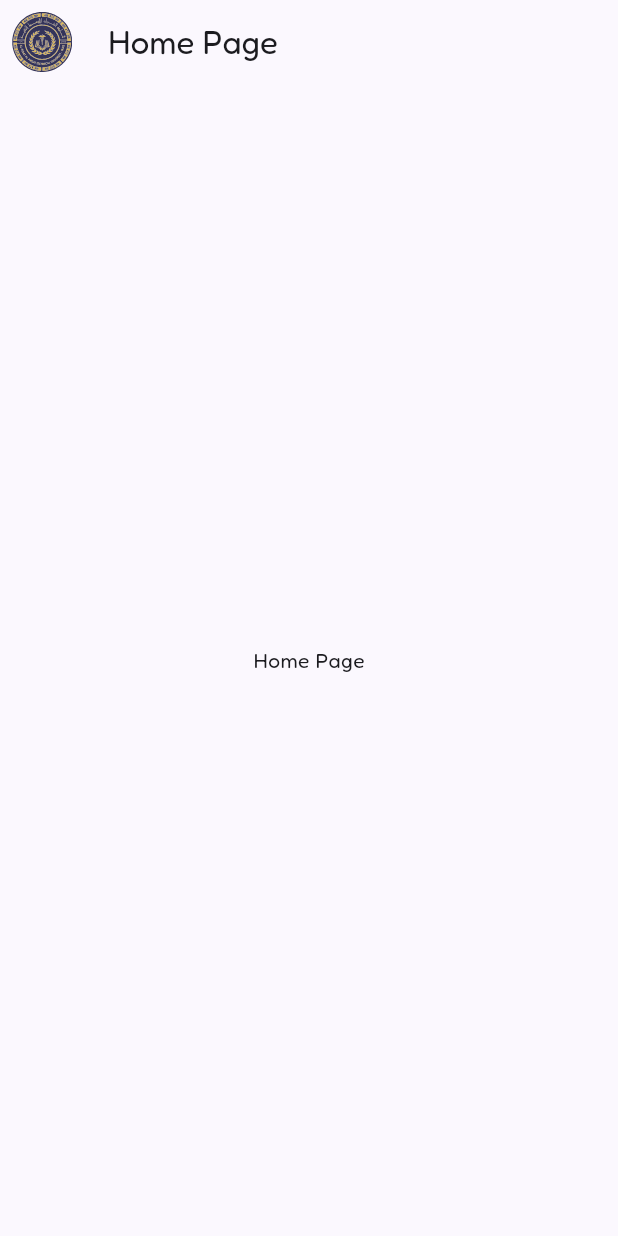
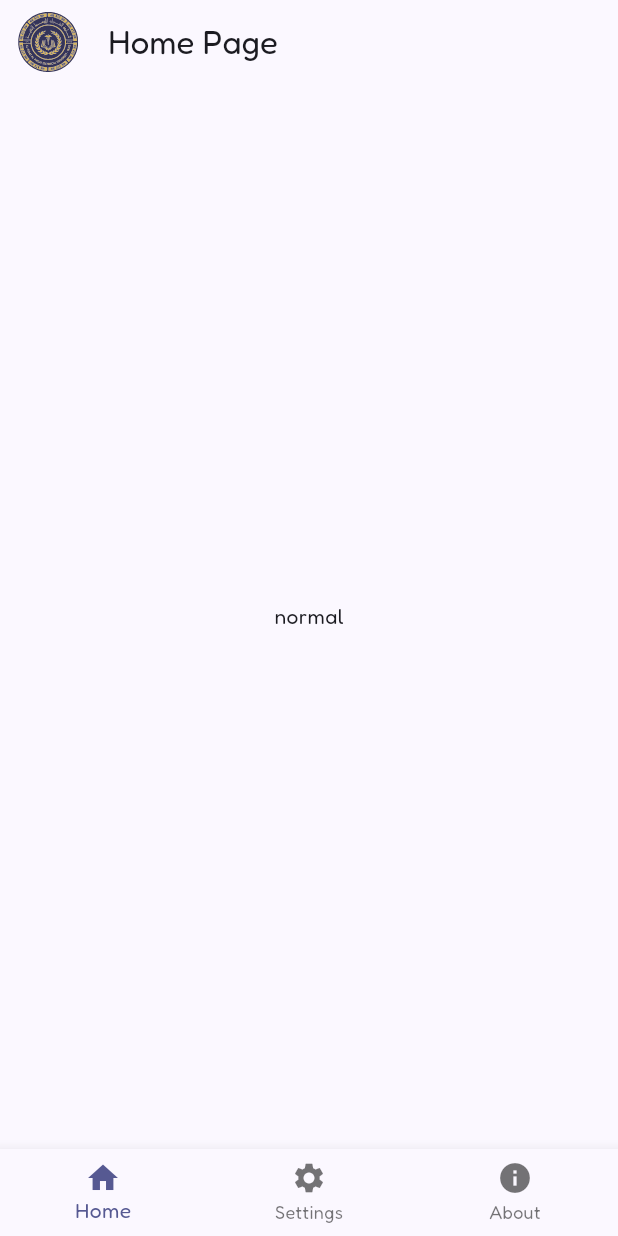
Before and after one commit to Ameer-Salem/atu_msg_project, a Flutter app: the screen it shows after launch, on a phone screen of 412 x 824 dp. Run offline on Flutter 3.47's test engine with Material 3 defaults, Android fonts, the phone set to English and light mode, and no system bars; our stand-ins replace adaptive_theme, flutter_svg, google_fonts.

Commit message:
makeing the app responsive for multiple layouts

```diff
--- /dev/null
+++ b/devtools_options.yaml
@@ -0,0 +1,3 @@
+description: This file stores settings for Dart & Flutter DevTools.
+documentation: https://docs.flutter.dev/tools/devtools/extensions#configure-extension-enablement-states
+extensions:
--- a/lib/config/theme.dart
+++ b/lib/config/theme.dart
@@ -8,51 +8,51 @@ class MaterialTheme {
   static ColorScheme lightScheme() {
     return const ColorScheme(
       brightness: Brightness.light,
-      primary: Color(0xff0b1551),
-      surfaceTint: Color(0xff515a97),
+      primary: Color(0xff565992),
+      surfaceTint: Color(0xff565992),
       onPrimary: Color(0xffffffff),
-      primaryContainer: Color(0xff232c67),
-      onPrimaryContainer: Color(0xff8c95d7),
-      secondary: Color(0xff5a5d77),
+      primaryContainer: Color(0xffe0e0ff),
+      onPrimaryContainer: Color(0xff3e4278),
+      secondary: Color(0xff575992),
       onSecondary: Color(0xffffffff),
-      secondaryContainer: Color(0xffdcddfc),
-      onSecondaryContainer: Color(0xff5e617b),
-      tertiary: Color(0xff715d00),
+      secondaryContainer: Color(0xffe1e0ff),
+      onSecondaryContainer: Color(0xff3f4178),
+      tertiary: Color(0xff735b0c),
       onTertiary: Color(0xffffffff),
-      tertiaryContainer: Color(0xffeac638),
-      onTertiaryContainer: Color(0xff655200),
+      tertiaryContainer: Color(0xffffe08d),
+      onTertiaryContainer: Color(0xff584400),
       error: Color(0xffba1a1a),
       onError: Color(0xffffffff),
       errorContainer: Color(0xffffdad6),
       onErrorContainer: Color(0xff93000a),
-      surface: Color(0xfffbf8fe),
-      onSurface: Color(0xff1b1b1f),
-      onSurfaceVariant: Color(0xff464650),
-      outline: Color(0xff767681),
-      outlineVariant: Color(0xffc6c5d1),
+      surface: Color(0xfffbf8ff),
+      onSurface: Color(0xff1b1b21),
+      onSurfaceVariant: Color(0xff46464f),
+      outline: Color(0xff777680),
+      outlineVariant: Color(0xffc7c5d0),
       shadow: Color(0xff000000),
       scrim: Color(0xff000000),
-      inverseSurface: Color(0xff303034),
-      inversePrimary: Color(0xffbbc3ff),
-      primaryFixed: Color(0xffdfe0ff),
-      onPrimaryFixed: Color(0xff091350),
-      primaryFixedDim: Color(0xffbbc3ff),
-      onPrimaryFixedVariant: Color(0xff39427e),
-      secondaryFixed: Color(0xffdfe0ff),
-      onSecondaryFixed: Color(0xff171a30),
-      secondaryFixedDim: Color(0xffc2c4e3),
-      onSecondaryFixedVariant: Color(0xff42455e),
-      tertiaryFixed: Color(0xffffe177),
-      onTertiaryFixed: Color(0xff231b00),
-      tertiaryFixedDim: Color(0xffe8c436),
-      onTertiaryFixedVariant: Color(0xff554500),
-      surfaceDim: Color(0xffdbd9df),
-      surfaceBright: Color(0xfffbf8fe),
+      inverseSurface: Color(0xff303036),
+      inversePrimary: Color(0xffbfc2ff),
+      primaryFixed: Color(0xffe0e0ff),
+      onPrimaryFixed: Color(0xff11144b),
+      primaryFixedDim: Color(0xffbfc2ff),
+      onPrimaryFixedVariant: Color(0xff3e4278),
+      secondaryFixed: Color(0xffe1e0ff),
+      onSecondaryFixed: Color(0xff12144b),
+      secondaryFixedDim: Color(0xffc0c1ff),
+      onSecondaryFixedVariant: Color(0xff3f4178),
+      tertiaryFixed: Color(0xffffe08d),
+      onTertiaryFixed: Color(0xff241a00),
+      tertiaryFixedDim: Color(0xffe3c36c),
+      onTertiaryFixedVariant: Color(0xff584400),
+      surfaceDim: Color(0xffdcd9e0),
+      surfaceBright: Color(0xfffbf8ff),
       surfaceContainerLowest: Color(0xffffffff),
-      surfaceContainerLow: Color(0xfff5f2f8),
-      surfaceContainer: Color(0xfff0edf3),
-      surfaceContainerHigh: Color(0xffeae7ed),
-      surfaceContainerHighest: Color(0xffe4e1e7),
+      surfaceContainerLow: Color(0xfff5f2fa),
+      surfaceContainer: Color(0xfff0ecf4),
+      surfaceContainerHigh: Color(0xffeae7ef),
+      surfaceContainerHighest: Color(0xffe4e1e9),
     );
   }
 
@@ -63,51 +63,51 @@ class MaterialTheme {
   static ColorScheme lightMediumContrastScheme() {
     return const ColorScheme(
       brightness: Brightness.light,
-      primary: Color(0xff0b1551),
-      surfaceTint: Color(0xff515a97),
+      primary: Color(0xff2d3167),
+      surfaceTint: Color(0xff565992),
       onPrimary: Color(0xffffffff),
-      primaryContainer: Color(0xff232c67),
-      onPrimaryContainer: Color(0xffb3bcff),
-      secondary: Color(0xff31354c),
+      primaryContainer: Color(0xff6468a2),
+      onPrimaryContainer: Color(0xffffffff),
+      secondary: Color(0xff2e3067),
       onSecondary: Color(0xffffffff),
-      secondaryContainer: Color(0xff696b86),
+      secondaryContainer: Color(0xff6568a2),
       onSecondaryContainer: Color(0xffffffff),
-      tertiary: Color(0xff423500),
+      tertiary: Color(0xff443400),
       onTertiary: Color(0xffffffff),
-      tertiaryContainer: Color(0xff826b00),
+      tertiaryContainer: Color(0xff836a1c),
       onTertiaryContainer: Color(0xffffffff),
       error: Color(0xff740006),
       onError: Color(0xffffffff),
       errorContainer: Color(0xffcf2c27),
       onErrorContainer: Color(0xffffffff),
-      surface: Color(0xfffbf8fe),
-      onSurface: Color(0xff111115),
-      onSurfaceVariant: Color(0xff35353f),
-      outline: Color(0xff51525c),
-      outlineVariant: Color(0xff6c6c77),
+      surface: Color(0xfffbf8ff),
+      onSurface: Color(0xff111116),
+      onSurfaceVariant: Color(0xff36353e),
+      outline: Color(0xff52525b),
+      outlineVariant: Color(0xff6d6c76),
       shadow: Color(0xff000000),
       scrim: Color(0xff000000),
-      inverseSurface: Color(0xff303034),
-      inversePrimary: Color(0xffbbc3ff),
-      primaryFixed: Color(0xff6069a7),
+      inverseSurface: Color(0xff303036),
+      inversePrimary: Color(0xffbfc2ff),
+      primaryFixed: Color(0xff6468a2),
       onPrimaryFixed: Color(0xffffffff),
-      primaryFixedDim: Color(0xff47508d),
+      primaryFixedDim: Color(0xff4c5088),
       onPrimaryFixedVariant: Color(0xffffffff),
-      secondaryFixed: Color(0xff696b86),
+      secondaryFixed: Color(0xff6568a2),
       onSecondaryFixed: Color(0xffffffff),
-      secondaryFixedDim: Color(0xff50536d),
+      secondaryFixedDim: Color(0xff4d5088),
       onSecondaryFixedVariant: Color(0xffffffff),
-      tertiaryFixed: Color(0xff826b00),
+      tertiaryFixed: Color(0xff836a1c),
       onTertiaryFixed: Color(0xffffffff),
-      tertiaryFixedDim: Color(0xff665300),
+      tertiaryFixedDim: Color(0xff695200),
       onTertiaryFixedVariant: Color(0xffffffff),
-      surfaceDim: Color(0xffc8c5cb),
-      surfaceBright: Color(0xfffbf8fe),
+      surfaceDim: Color(0xffc8c5cd),
+      surfaceBright: Color(0xfffbf8ff),
       surfaceContainerLowest: Color(0xffffffff),
-      surfaceContainerLow: Color(0xfff5f2f8),
-      surfaceContainer: Color(0xffeae7ed),
-      surfaceContainerHigh: Color(0xffdedce2),
-      surfaceContainerHighest: Color(0xffd3d0d6),
+      surfaceContainerLow: Color(0xfff5f2fa),
+      surfaceContainer: Color(0xffeae7ef),
+      surfaceContainerHigh: Color(0xffdedbe3),
+      surfaceContainerHighest: Color(0xffd3d0d8),
     );
   }
 
@@ -118,51 +118,51 @@ class MaterialTheme {
   static ColorScheme lightHighContrastScheme() {
     return const ColorScheme(
       brightness: Brightness.light,
-      primary: Color(0xff0b1551),
-      surfaceTint: Color(0xff515a97),
+      primary: Color(0xff23265c),
+      surfaceTint: Color(0xff565992),
       onPrimary: Color(0xffffffff),
-      primaryContainer: Color(0xff232c67),
-      onPrimaryContainer: Color(0xffedecff),
-      secondary: Color(0xff272b42),
+      primaryContainer: Color(0xff40447b),
+      onPrimaryContainer: Color(0xffffffff),
+      secondary: Color(0xff24265c),
       onSecondary: Color(0xffffffff),
-      secondaryContainer: Color(0xff444760),
+      secondaryContainer: Color(0xff41447b),
       onSecondaryContainer: Color(0xffffffff),
-      tertiary: Color(0xff362b00),
+      tertiary: Color(0xff382a00),
       onTertiary: Color(0xffffffff),
-      tertiaryContainer: Color(0xff584800),
+      tertiaryContainer: Color(0xff5b4700),
       onTertiaryContainer: Color(0xffffffff),
       error: Color(0xff600004),
       onError: Color(0xffffffff),
       errorContainer: Color(0xff98000a),
       onErrorContainer: Color(0xffffffff),
-      surface: Color(0xfffbf8fe),
+      surface: Color(0xfffbf8ff),
       onSurface: Color(0xff000000),
       onSurfaceVariant: Color(0xff000000),
-      outline: Color(0xff2b2b35),
-      outlineVariant: Color(0xff484852),
+      outline: Color(0xff2b2b34),
+      outlineVariant: Color(0xff494851),
       shadow: Color(0xff000000),
       scrim: Color(0xff000000),
-      inverseSurface: Color(0xff303034),
-      inversePrimary: Color(0xffbbc3ff),
-      primaryFixed: Color(0xff3b4480),
+      inverseSurface: Color(0xff303036),
+      inversePrimary: Color(0xffbfc2ff),
+      primaryFixed: Color(0xff40447b),
       onPrimaryFixed: Color(0xffffffff),
-      primaryFixedDim: Color(0xff242d68),
+      primaryFixedDim: Color(0xff292d63),
       onPrimaryFixedVariant: Color(0xffffffff),
-      secondaryFixed: Color(0xff444760),
+      secondaryFixed: Color(0xff41447b),
       onSecondaryFixed: Color(0xffffffff),
-      secondaryFixedDim: Color(0xff2e3149),
+      secondaryFixedDim: Color(0xff2a2d63),
       onSecondaryFixedVariant: Color(0xffffffff),
-      tertiaryFixed: Color(0xff584800),
+      tertiaryFixed: Color(0xff5b4700),
       onTertiaryFixed: Color(0xffffffff),
-      tertiaryFixedDim: Color(0xff3e3200),
+      tertiaryFixedDim: Color(0xff403100),
       onTertiaryFixedVariant: Color(0xffffffff),
-      surfaceDim: Color(0xffbab8bd),
-      surfaceBright: Color(0xfffbf8fe),
+      surfaceDim: Color(0xffbab8bf),
+      surfaceBright: Color(0xfffbf8ff),
       surfaceContainerLowest: Color(0xffffffff),
-      surfaceContainerLow: Color(0xfff2f0f6),
-      surfaceContainer: Color(0xffe4e1e7),
-      surfaceContainerHigh: Color(0xffd6d3d9),
-      surfaceContainerHighest: Color(0xffc8c5cb),
+      surfaceContainerLow: Color(0xfff3eff7),
+      surfaceContainer: Color(0xffe4e1e9),
+      surfaceContainerHigh: Color(0xffd6d3db),
+      surfaceContainerHighest: Color(0xffc8c5cd),
     );
   }
 
@@ -173,51 +173,51 @@ class MaterialTheme {
   static ColorScheme darkScheme() {
     return const ColorScheme(
       brightness: Brightness.dark,
-      primary: Color(0xffbbc3ff),
-      surfaceTint: Color(0xffbbc3ff),
-      onPrimary: Color(0xff222b66),
-      primaryContainer: Color(0xff232c67),
-      onPrimaryContainer: Color(0xff8c95d7),
-      secondary: Color(0xffc2c4e3),
-      onSecondary: Color(0xff2c2f46),
-      secondaryContainer: Color(0xff42455e),
-      onSecondaryContainer: Color(0xffb1b3d1),
-      tertiary: Color(0xffffe386),
-      onTertiary: Color(0xff3b2f00),
-      tertiaryContainer: Color(0xffeac638),
-      onTertiaryContainer: Color(0xff655200),
+      primary: Color(0xffbfc2ff),
+      surfaceTint: Color(0xffbfc2ff),
+      onPrimary: Color(0xff272b60),
+      primaryContainer: Color(0xff3e4278),
+      onPrimaryContainer: Color(0xffe0e0ff),
+      secondary: Color(0xffc0c1ff),
+      onSecondary: Color(0xff282a60),
+      secondaryContainer: Color(0xff3f4178),
+      onSecondaryContainer: Color(0xffe1e0ff),
+      tertiary: Color(0xffe3c36c),
+      onTertiary: Color(0xff3d2f00),
+      tertiaryContainer: Color(0xff584400),
+      onTertiaryContainer: Color(0xffffe08d),
       error: Color(0xffffb4ab),
       onError: Color(0xff690005),
       errorContainer: Color(0xff93000a),
       onErrorContainer: Color(0xffffdad6),
-      surface: Color(0xff131317),
-      onSurface: Color(0xffe4e1e7),
-      onSurfaceVariant: Color(0xffc6c5d1),
-      outline: Color(0xff90909b),
-      outlineVariant: Color(0xff464650),
+      surface: Color(0xff131318),
+      onSurface: Color(0xffe4e1e9),
+      onSurfaceVariant: Color(0xffc7c5d0),
+      outline: Color(0xff918f9a),
+      outlineVariant: Color(0xff46464f),
       shadow: Color(0xff000000),
       scrim: Color(0xff000000),
-      inverseSurface: Color(0xffe4e1e7),
-      inversePrimary: Color(0xff515a97),
-      primaryFixed: Color(0xffdfe0ff),
-      onPrimaryFixed: Color(0xff091350),
-      primaryFixedDim: Color(0xffbbc3ff),
-      onPrimaryFixedVariant: Color(0xff39427e),
-      secondaryFixed: Color(0xffdfe0ff),
-      onSecondaryFixed: Color(0xff171a30),
-      secondaryFixedDim: Color(0xffc2c4e3),
-      onSecondaryFixedVariant: Color(0xff42455e),
-      tertiaryFixed: Color(0xffffe177),
-      onTertiaryFixed: Color(0xff231b00),
-      tertiaryFixedDim: Color(0xffe8c436),
-      onTertiaryFixedVariant: Color(0xff554500),
-      surfaceDim: Color(0xff131317),
-      surfaceBright: Color(0xff39393d),
-      surfaceContainerLowest: Color(0xff0e0e12),
-      surfaceContainerLow: Color(0xff1b1b1f),
-      surfaceContainer: Color(0xff1f1f23),
-      surfaceContainerHigh: Color(0xff2a2a2e),
-      surfaceContainerHighest: Color(0xff343439),
+      inverseSurface: Color(0xffe4e1e9),
+      inversePrimary: Color(0xff565992),
+      primaryFixed: Color(0xffe0e0ff),
+      onPrimaryFixed: Color(0xff11144b),
+      primaryFixedDim: Color(0xffbfc2ff),
+      onPrimaryFixedVariant: Color(0xff3e4278),
+      secondaryFixed: Color(0xffe1e0ff),
+      onSecondaryFixed: Color(0xff12144b),
+      secondaryFixedDim: Color(0xffc0c1ff),
+      onSecondaryFixedVariant: Color(0xff3f4178),
+      tertiaryFixed: Color(0xffffe08d),
+      onTertiaryFixed: Color(0xff241a00),
+      tertiaryFixedDim: Color(0xffe3c36c),
+      onTertiaryFixedVariant: Color(0xff584400),
+      surfaceDim: Color(0xff131318),
+      surfaceBright: Color(0xff39393f),
+      surfaceContainerLowest: Color(0xff0e0e13),
+      surfaceContainerLow: Color(0xff1b1b21),
+      surfaceContainer: Color(0xff1f1f25),
+      surfaceContainerHigh: Color(0xff2a292f),
+      surfaceContainerHighest: Color(0xff35343a),
     );
   }
 
@@ -228,51 +228,51 @@ class MaterialTheme {
   static ColorScheme darkMediumContrastScheme() {
     return const ColorScheme(
       brightness: Brightness.dark,
-      primary: Color(0xffd7daff),
-      surfaceTint: Color(0xffbbc3ff),
-      onPrimary: Color(0xff161f5a),
-      primaryContainer: Color(0xff838ccd),
+      primary: Color(0xffd9d9ff),
+      surfaceTint: Color(0xffbfc2ff),
+      onPrimary: Color(0xff1c1f55),
+      primaryContainer: Color(0xff888cc8),
       onPrimaryContainer: Color(0xff000000),
-      secondary: Color(0xffd8daf9),
-      onSecondary: Color(0xff21243b),
-      secondaryContainer: Color(0xff8c8fab),
+      secondary: Color(0xffd9d9ff),
+      onSecondary: Color(0xff1d1f55),
+      secondaryContainer: Color(0xff898cc8),
       onSecondaryContainer: Color(0xff000000),
-      tertiary: Color(0xffffe386),
-      onTertiary: Color(0xff352b00),
-      tertiaryContainer: Color(0xffeac638),
-      onTertiaryContainer: Color(0xff443700),
+      tertiary: Color(0xfffad980),
+      onTertiary: Color(0xff302400),
+      tertiaryContainer: Color(0xffaa8e3d),
+      onTertiaryContainer: Color(0xff000000),
       error: Color(0xffffd2cc),
       onError: Color(0xff540003),
       errorContainer: Color(0xffff5449),
       onErrorContainer: Color(0xff000000),
-      surface: Color(0xff131317),
+      surface: Color(0xff131318),
       onSurface: Color(0xffffffff),
-      onSurfaceVariant: Color(0xffdcdbe7),
-      outline: Color(0xffb2b1bc),
-      outlineVariant: Color(0xff908f9a),
+      onSurfaceVariant: Color(0xffdddbe6),
+      outline: Color(0xffb2b1bb),
+      outlineVariant: Color(0xff918f99),
       shadow: Color(0xff000000),
       scrim: Color(0xff000000),
-      inverseSurface: Color(0xffe4e1e7),
-      inversePrimary: Color(0xff3a437f),
-      primaryFixed: Color(0xffdfe0ff),
-      onPrimaryFixed: Color(0xff000744),
-      primaryFixedDim: Color(0xffbbc3ff),
-      onPrimaryFixedVariant: Color(0xff28316c),
-      secondaryFixed: Color(0xffdfe0ff),
-      onSecondaryFixed: Color(0xff0c0f25),
-      secondaryFixedDim: Color(0xffc2c4e3),
-      onSecondaryFixedVariant: Color(0xff31354c),
-      tertiaryFixed: Color(0xffffe177),
-      onTertiaryFixed: Color(0xff161100),
-      tertiaryFixedDim: Color(0xffe8c436),
-      onTertiaryFixedVariant: Color(0xff423500),
-      surfaceDim: Color(0xff131317),
-      surfaceBright: Color(0xff444449),
-      surfaceContainerLowest: Color(0xff07070b),
-      surfaceContainerLow: Color(0xff1d1d21),
-      surfaceContainer: Color(0xff27272c),
-      surfaceContainerHigh: Color(0xff323237),
-      surfaceContainerHighest: Color(0xff3d3d42),
+      inverseSurface: Color(0xffe4e1e9),
+      inversePrimary: Color(0xff3f437a),
+      primaryFixed: Color(0xffe0e0ff),
+      onPrimaryFixed: Color(0xff050741),
+      primaryFixedDim: Color(0xffbfc2ff),
+      onPrimaryFixedVariant: Color(0xff2d3167),
+      secondaryFixed: Color(0xffe1e0ff),
+      onSecondaryFixed: Color(0xff060741),
+      secondaryFixedDim: Color(0xffc0c1ff),
+      onSecondaryFixedVariant: Color(0xff2e3067),
+      tertiaryFixed: Color(0xffffe08d),
+      onTertiaryFixed: Color(0xff171000),
+      tertiaryFixedDim: Color(0xffe3c36c),
+      onTertiaryFixedVariant: Color(0xff443400),
+      surfaceDim: Color(0xff131318),
+      surfaceBright: Color(0xff44444a),
+      surfaceContainerLowest: Color(0xff07070c),
+      surfaceContainerLow: Color(0xff1d1d23),
+      surfaceContainer: Color(0xff27272d),
+      surfaceContainerHigh: Color(0xff323238),
+      surfaceContainerHighest: Color(0xff3d3d43),
     );
   }
 
@@ -283,51 +283,51 @@ class MaterialTheme {
   static ColorScheme darkHighContrastScheme() {
     return const ColorScheme(
       brightness: Brightness.dark,
-      primary: Color(0xffefeeff),
-      surfaceTint: Color(0xffbbc3ff),
+      primary: Color(0xfff0eeff),
+      surfaceTint: Color(0xffbfc2ff),
       onPrimary: Color(0xff000000),
-      primaryContainer: Color(0xffb6beff),
-      onPrimaryContainer: Color(0xff000434),
-      secondary: Color(0xffefeeff),
+      primaryContainer: Color(0xffbabefd),
+      onPrimaryContainer: Color(0xff00003c),
+      secondary: Color(0xfff1eeff),
       onSecondary: Color(0xff000000),
-      secondaryContainer: Color(0xffbec0df),
-      onSecondaryContainer: Color(0xff06091f),
-      tertiary: Color(0xffffefc2),
+      secondaryContainer: Color(0xffbbbdfd),
+      onSecondaryContainer: Color(0xff01003c),
+      tertiary: Color(0xffffefca),
       onTertiary: Color(0xff000000),
-      tertiaryContainer: Color(0xffeac638),
-      onTertiaryContainer: Color(0xff1a1300),
+      tertiaryContainer: Color(0xffdfc069),
+      onTertiaryContainer: Color(0xff100a00),
       error: Color(0xffffece9),
       onError: Color(0xff000000),
       errorContainer: Color(0xffffaea4),
       onErrorContainer: Color(0xff220001),
-      surface: Color(0xff131317),
+      surface: Color(0xff131318),
       onSurface: Color(0xffffffff),
       onSurfaceVariant: Color(0xffffffff),
-      outline: Color(0xfff0effb),
-      outlineVariant: Color(0xffc2c1cd),
+      outline: Color(0xfff1eefa),
+      outlineVariant: Color(0xffc3c1cc),
       shadow: Color(0xff000000),
       scrim: Color(0xff000000),
-      inverseSurface: Color(0xffe4e1e7),
-      inversePrimary: Color(0xff3a437f),
-      primaryFixed: Color(0xffdfe0ff),
+      inverseSurface: Color(0xffe4e1e9),
+      inversePrimary: Color(0xff3f437a),
+      primaryFixed: Color(0xffe0e0ff),
       onPrimaryFixed: Color(0xff000000),
-      primaryFixedDim: Color(0xffbbc3ff),
-      onPrimaryFixedVariant: Color(0xff000744),
-      secondaryFixed: Color(0xffdfe0ff),
+      primaryFixedDim: Color(0xffbfc2ff),
+      onPrimaryFixedVariant: Color(0xff050741),
+      secondaryFixed: Color(0xffe1e0ff),
       onSecondaryFixed: Color(0xff000000),
-      secondaryFixedDim: Color(0xffc2c4e3),
-      onSecondaryFixedVariant: Color(0xff0c0f25),
-      tertiaryFixed: Color(0xffffe177),
+      secondaryFixedDim: Color(0xffc0c1ff),
+      onSecondaryFixedVariant: Color(0xff060741),
+      tertiaryFixed: Color(0xffffe08d),
       onTertiaryFixed: Color(0xff000000),
-      tertiaryFixedDim: Color(0xffe8c436),
-      onTertiaryFixedVariant: Color(0xff161100),
-      surfaceDim: Color(0xff131317),
-      surfaceBright: Color(0xff504f54),
+      tertiaryFixedDim: Color(0xffe3c36c),
+      onTertiaryFixedVariant: Color(0xff171000),
+      surfaceDim: Color(0xff131318),
+      surfaceBright: Color(0xff504f56),
       surfaceContainerLowest: Color(0xff000000),
-      surfaceContainerLow: Color(0xff1f1f23),
-      surfaceContainer: Color(0xff303034),
-      surfaceContainerHigh: Color(0xff3b3b40),
-      surfaceContainerHighest: Color(0xff47464b),
+      surfaceContainerLow: Color(0xff1f1f25),
+      surfaceContainer: Color(0xff303036),
+      surfaceContainerHigh: Color(0xff3b3b41),
+      surfaceContainerHighest: Color(0xff47464c),
     );
   }
 
--- a/lib/core/utilities/assets_manager.dart
+++ b/lib/core/utilities/assets_manager.dart
@@ -1,5 +1,5 @@
 class AssetsManager {
-  static const String atuLogo = "assets/images/atu_400x400.svg";
+  static const String atuLogo = "assets/icons/atu_400x400.svg";
 
   // Add more assets as needed
 }
--- a/lib/main.dart
+++ b/lib/main.dart
@@ -28,7 +28,7 @@ class MyApp extends StatelessWidget {
           title: 'Flutter Demo',
           theme: theme,
           darkTheme: darkTheme,
-          home: SafeArea(child: const HomePage()),
+          home: HomePage(),
         );
       },
     );
--- a/lib/presentation/pages/home_page.dart
+++ b/lib/presentation/pages/home_page.dart
@@ -1,25 +1,142 @@
+import 'package:atu_msg_project/core/utilities/assets_manager.dart';
 import 'package:flutter/material.dart';
 import 'package:flutter_svg/svg.dart';
 
-class HomePage extends StatelessWidget {
-  const HomePage({super.key});
+class HomePage extends StatefulWidget {
+  HomePage({super.key});
+
+  @override
+  State<HomePage> createState() => _HomePageState();
+}
+
+class _HomePageState extends State<HomePage> {
+  late List<NavigationRailDestination> railDestinations;
+  late List<BottomNavigationBarItem> bottomDestinations;
+
+  final List<NavigationDestination> destinations = [
+    NavigationDestination(
+      label: ('Home'),
+      icon: Icon(Icons.home),
+      selectedIcon: Icon(Icons.home_filled),
+    ),
+    NavigationDestination(
+      label: ('Settings'),
+      icon: Icon(Icons.settings),
+      selectedIcon: Icon(Icons.settings_rounded),
+    ),
+    NavigationDestination(
+      label: ('About'),
+      icon: Icon(Icons.info),
+      selectedIcon: Icon(Icons.info_rounded),
+    ),
+  ];
+
+  @override
+  void initState() {
+    railDestinations = destinations
+        .map(
+          (e) => NavigationRailDestination(icon: e.icon, label: Text(e.label)),
+        )
+        .toList();
+
+    bottomDestinations = destinations
+        .map((e) => BottomNavigationBarItem(icon: e.icon, label: e.label))
+        .toList();
+
+    super.initState();
+  }
 
   @override
   Widget build(BuildContext context) {
     String title = 'Home Page';
+    double screenWidth = MediaQuery.sizeOf(context).width;
 
+    if (screenWidth >= 800) {
+      return Scaffold(
+        body: Row(
+          children: [
+            NavigationRail(
+              leading: SvgPicture.asset(
+                AssetsManager.atuLogo,
+                width: 48,
+                height: 48,
+              ),
+              selectedIndex: 0,
+              destinations: railDestinations,
+            ),
+            VerticalDivider(),
+            Flexible(
+              fit: FlexFit.loose,
+              flex: 3,
+              child: Center(child: Text('very wide')),
+            ),
+            VerticalDivider(),
+            Flexible(
+              fit: FlexFit.tight,
+              flex: 7,
+              child: Column(
+                children: [
+                  Padding(
+                    padding: const EdgeInsets.all(8.0),
+                    child: AppBar(title: Text(title)),
+                  ),
+                  Expanded(child: Center(child: Text('$screenWidth'))),
+                ],
+              ),
+            ),
+          ],
+        ),
+      );
+    } else if (screenWidth >= 600) {
+      return Scaffold(
+        body: Row(
+          children: [
+            NavigationRail(
+              leading: SvgPicture.asset(
+                AssetsManager.atuLogo,
+                width: 48,
+                height: 48,
+              ),
+              selectedIndex: 0,
+              destinations: destinations
+                  .map(
+                    (e) => NavigationRailDestination(
+                      icon: e.icon,
+                      label: Text(e.label),
+                    ),
+                  )
+                  .toList(),
+            ),
+            VerticalDivider(),
+            Expanded(
+              child: Column(
+                children: [
+                  Padding(
+                    padding: const EdgeInsets.all(8.0),
+                    child: AppBar(title: Text(title)),
+                  ),
+                  Expanded(child: Center(child: Text('$screenWidth'))),
+                ],
+              ),
+            ),
+          ],
+        ),
+      );
+    } else {
       return Scaffold(
         appBar: AppBar(
-        leading: Container(
-          padding: const EdgeInsets.all(8.0),
+
+          leading: Padding(
+            padding: const EdgeInsets.only(left: 8.0,top: 8,bottom: 8),
             child: SvgPicture.asset(
-            'assets/icons/atu_400x400.svg',
+              AssetsManager.atuLogo,
             ),
           ),
           title: Text(title),
-        centerTitle: false,
         ),
-      body: Center(child: Text('Home Page')),
+        body: Center(child: Text("normal")),
+        bottomNavigationBar: BottomNavigationBar(items: bottomDestinations),
       );
     }
   }
+}
```
Lines whose indentation alone changed are shown as unchanged.
